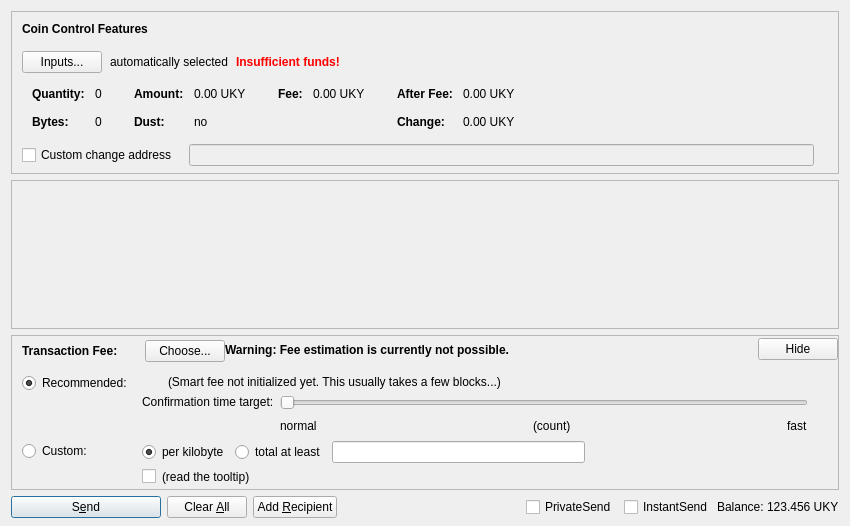
Old version of the form src/qt/forms/sendcoinsdialog.ui in the repository VolkshashDEV/volkshashcore.
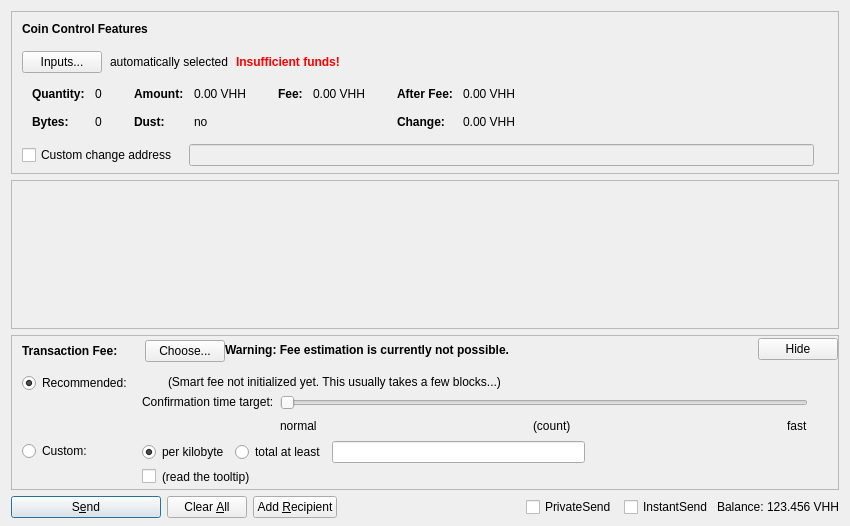
New version of the form. Custom widgets are drawn as their Qt base class.

The edit to the form file:
```diff
--- a/src/qt/forms/sendcoinsdialog.ui
+++ b/src/qt/forms/sendcoinsdialog.ui
@@ -324,7 +324,7 @@
                   <enum>Qt::ActionsContextMenu</enum>
                  </property>
                  <property name="text">
-                  <string notr="true">0.00 UKY</string>
+                  <string notr="true">0.00 VHH</string>
                  </property>
                  <property name="textInteractionFlags">
                   <set>Qt::LinksAccessibleByMouse|Qt::TextSelectableByKeyboard|Qt::TextSelectableByMouse</set>
@@ -404,7 +404,7 @@
                   <enum>Qt::ActionsContextMenu</enum>
                  </property>
                  <property name="text">
-                  <string notr="true">0.00 UKY</string>
+                  <string notr="true">0.00 VHH</string>
                  </property>
                  <property name="textInteractionFlags">
                   <set>Qt::LinksAccessibleByMouse|Qt::TextSelectableByKeyboard|Qt::TextSelectableByMouse</set>
@@ -455,7 +455,7 @@
                   <enum>Qt::ActionsContextMenu</enum>
                  </property>
                  <property name="text">
-                  <string notr="true">0.00 UKY</string>
+                  <string notr="true">0.00 VHH</string>
                  </property>
                  <property name="textInteractionFlags">
                   <set>Qt::LinksAccessibleByMouse|Qt::TextSelectableByKeyboard|Qt::TextSelectableByMouse</set>
@@ -484,7 +484,7 @@
                   <enum>Qt::ActionsContextMenu</enum>
                  </property>
                  <property name="text">
-                  <string notr="true">0.00 UKY</string>
+                  <string notr="true">0.00 VHH</string>
                  </property>
                  <property name="textInteractionFlags">
                   <set>Qt::LinksAccessibleByMouse|Qt::TextSelectableByKeyboard|Qt::TextSelectableByMouse</set>
@@ -1326,7 +1326,7 @@
           <cursorShape>IBeamCursor</cursorShape>
          </property>
          <property name="text">
-          <string notr="true">123.456 UKY</string>
+          <string notr="true">123.456 VHH</string>
          </property>
          <property name="textInteractionFlags">
           <set>Qt::LinksAccessibleByMouse|Qt::TextSelectableByKeyboard|Qt::TextSelectableByMouse</set>
```
